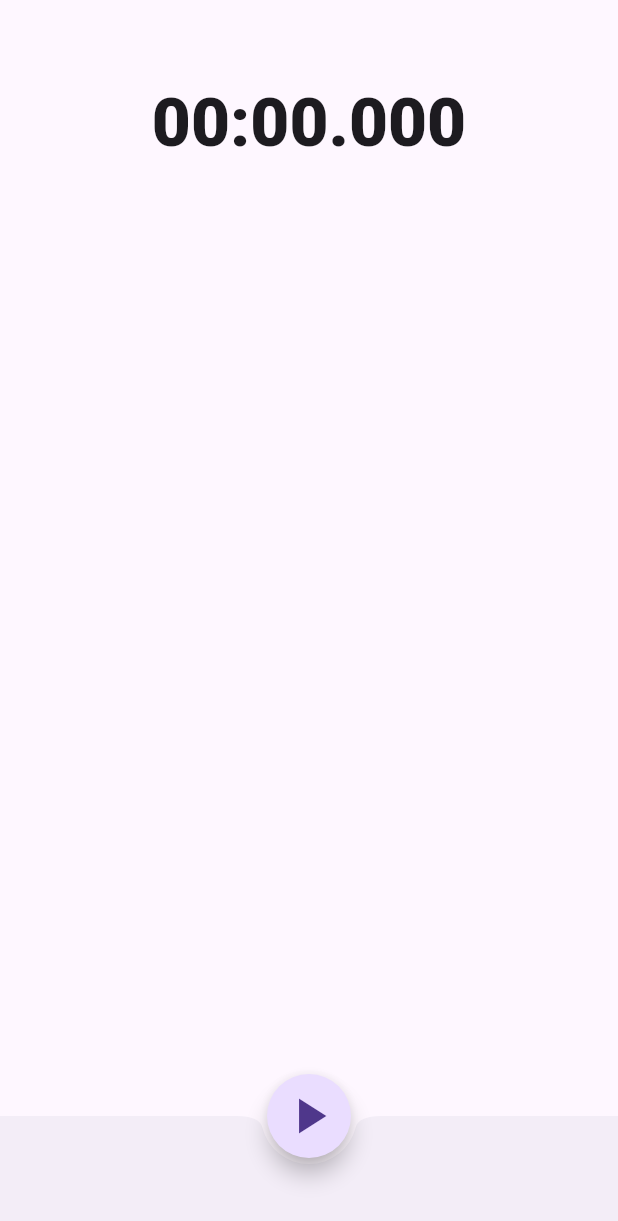
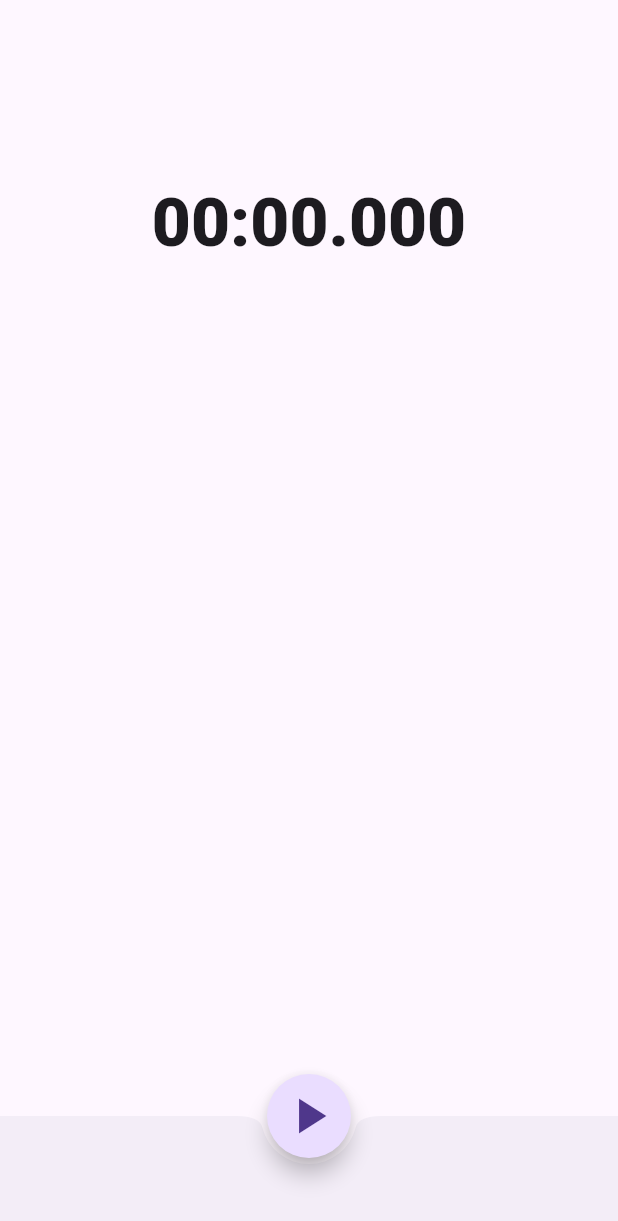
Before and after one commit to woteska/stopwatch, a Flutter app: the screen it shows after launch, on a phone screen of 412 x 824 dp. Shown: the top 1221 px of the screen. Run offline on Flutter 3.47's test engine with Material 2 defaults, Android fonts, the phone set to English and light mode, and no system bars.

Commit message:
Improve the layout by using flex.

```diff
--- a/lib/widgets/stopwatch.widget.dart
+++ b/lib/widgets/stopwatch.widget.dart
@@ -68,21 +68,28 @@ class _StopwatchWidgetState extends State<StopwatchWidget>
   @override
   Widget build(BuildContext context) {
     return Scaffold(
-      appBar: AppBar(),
-      body: ListView(children: <Widget>[
-        Column(mainAxisAlignment: MainAxisAlignment.center, children: [
-          PulsingTextWidget(
-              text: _stopwatch.formatElapsed(),
-              isPulsing: !_stopwatch.isRunning && !_stopwatch.isZero()),
-          const SizedBox(height: 30),
-          if (_stopwatch.laps.isNotEmpty)
-            SizedBox(
-                height: 300,
-                child: SingleChildScrollView(
-                  child: LapTableWidget(laps: _stopwatch.laps),
-                )),
+      body: SizedBox(
+        height: double.infinity,
+        child: Column(mainAxisAlignment: MainAxisAlignment.center, children: [
+          Expanded(
+            flex: 4,
+            child: Center(
+                child: PulsingTextWidget(
+                    text: _stopwatch.formatElapsed(),
+                    isPulsing: !_stopwatch.isRunning && !_stopwatch.isZero())),
+          ),
+          Expanded(
+            flex: 6,
+            child: _stopwatch.laps.isNotEmpty
+                ? Container(
+                    padding: const EdgeInsets.only(bottom: 50),
+                    child: SingleChildScrollView(
+                      child: LapTableWidget(laps: _stopwatch.laps),
+                    ))
+                : const SizedBox(),
+          )
         ]),
-      ]),
+      ),
       floatingActionButton: FloatingActionButton(
         shape: const CircleBorder(),
         onPressed: _stopwatch.isRunning ? stopStopwatch : startStopwatch,
```
